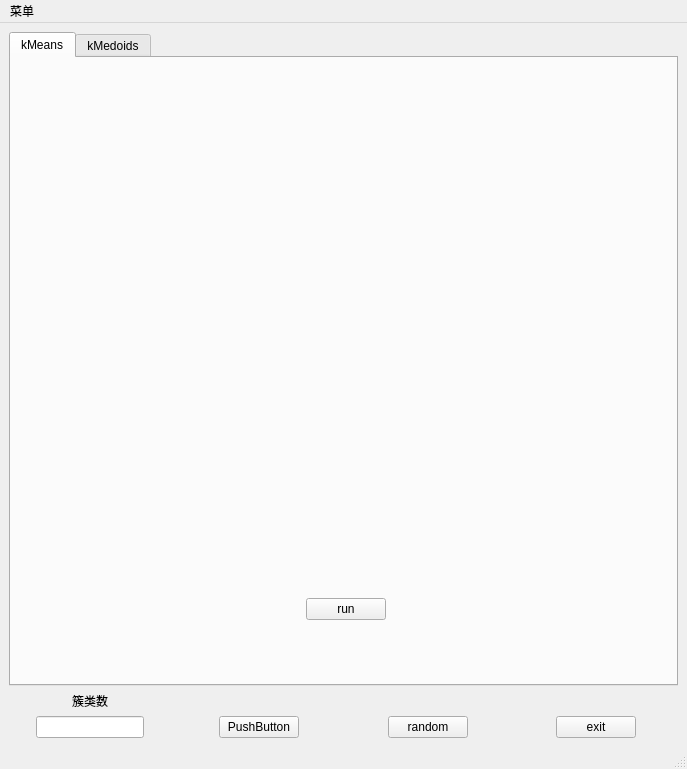
Before: the Qt Designer form de2.ui in nuisttudou/Qt-Bigdata-Course-Design, drawn with Qt 5.
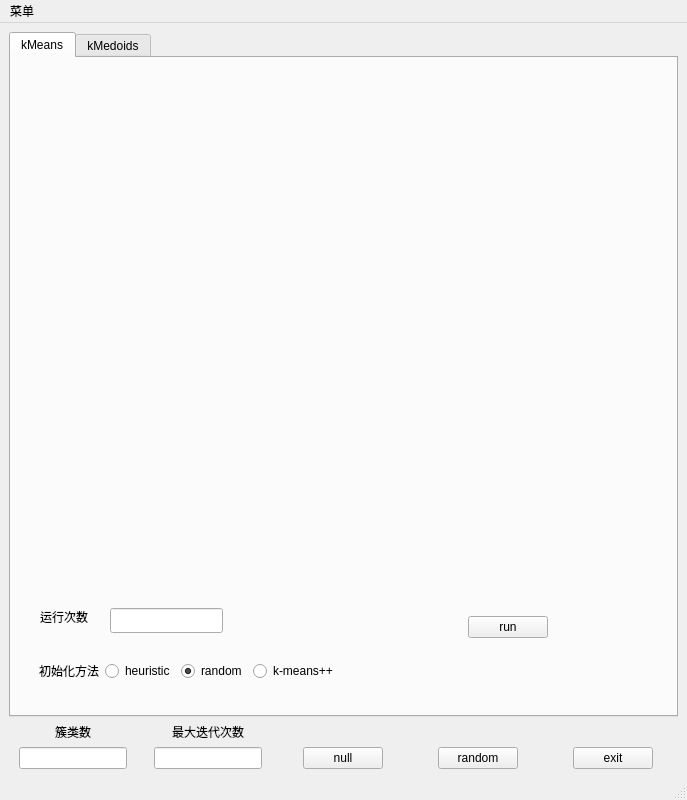
After: the same form once the commit is applied.

Diff of the .ui file:
```diff
--- a/de2.ui
+++ b/de2.ui
@@ -7,9 +7,15 @@
     <x>0</x>
     <y>0</y>
     <width>687</width>
-    <height>769</height>
+    <height>800</height>
    </rect>
   </property>
+  <property name="minimumSize">
+   <size>
+    <width>650</width>
+    <height>800</height>
+   </size>
+  </property>
   <property name="windowTitle">
    <string>MainWindow</string>
   </property>
@@ -17,6 +23,12 @@
    <layout class="QVBoxLayout" name="verticalLayout_3">
     <item>
      <widget class="QTabWidget" name="tabWidget">
+      <property name="minimumSize">
+       <size>
+        <width>650</width>
+        <height>0</height>
+       </size>
+      </property>
       <property name="currentIndex">
        <number>0</number>
       </property>
@@ -33,7 +45,7 @@
           <x>10</x>
           <y>10</y>
           <width>651</width>
-          <height>591</height>
+          <height>631</height>
          </rect>
         </property>
         <layout class="QVBoxLayout" name="verticalLayout_2">
@@ -55,13 +67,83 @@
             </size>
            </property>
            <layout class="QGridLayout" name="gridLayout_2">
-            <item row="1" column="1" alignment="Qt::AlignHCenter|Qt::AlignVCenter">
+            <item row="2" column="3">
+             <widget class="QWidget" name="widget_2" native="true">
+              <property name="minimumSize">
+               <size>
+                <width>230</width>
+                <height>0</height>
+               </size>
+              </property>
+              <layout class="QHBoxLayout" name="horizontalLayout_2">
+               <item>
+                <widget class="QLabel" name="label_2">
+                 <property name="text">
+                  <string>初始化方法</string>
+                 </property>
+                </widget>
+               </item>
+               <item>
+                <widget class="QRadioButton" name="radioButton_kmeans_plusplus">
+                 <property name="text">
+                  <string>heuristic</string>
+                 </property>
+                </widget>
+               </item>
+               <item>
+                <widget class="QRadioButton" name="radioButton_kmeans_random">
+                 <property name="text">
+                  <string>random</string>
+                 </property>
+                 <property name="checked">
+                  <bool>true</bool>
+                 </property>
+                </widget>
+               </item>
+               <item>
+                <widget class="QRadioButton" name="radioButton_kmeans_heuristic">
+                 <property name="text">
+                  <string>k-means++</string>
+                 </property>
+                </widget>
+               </item>
+              </layout>
+             </widget>
+            </item>
+            <item row="1" column="4" alignment="Qt::AlignHCenter|Qt::AlignVCenter">
              <widget class="QPushButton" name="runButton_kMeans">
               <property name="text">
                <string>run</string>
               </property>
              </widget>
             </item>
+            <item row="1" column="3">
+             <widget class="QWidget" name="widget_5" native="true">
+              <widget class="QLabel" name="label_5">
+               <property name="geometry">
+                <rect>
+                 <x>10</x>
+                 <y>0</y>
+                 <width>55</width>
+                 <height>17</height>
+                </rect>
+               </property>
+               <property name="text">
+                <string>运行次数</string>
+               </property>
+              </widget>
+              <widget class="QLineEdit" name="lineEdit_kmeans_runtimes">
+               <property name="geometry">
+                <rect>
+                 <x>80</x>
+                 <y>0</y>
+                 <width>113</width>
+                 <height>25</height>
+                </rect>
+               </property>
+              </widget>
+             </widget>
+            </item>
            </layout>
           </widget>
          </item>
@@ -124,7 +206,7 @@
         </property>
        </widget>
       </item>
-      <item row="2" column="3" alignment="Qt::AlignHCenter|Qt::AlignVCenter">
+      <item row="2" column="4" alignment="Qt::AlignHCenter|Qt::AlignVCenter">
        <widget class="QPushButton" name="exitButton">
         <property name="text">
          <string>exit</string>
@@ -140,20 +222,30 @@
       <item row="0" column="0">
        <layout class="QGridLayout" name="gridLayout"/>
       </item>
-      <item row="2" column="1" alignment="Qt::AlignHCenter|Qt::AlignVCenter">
-       <widget class="QPushButton" name="clear_all_Button">
-        <property name="text">
-         <string>PushButton</string>
-        </property>
-       </widget>
-      </item>
       <item row="2" column="2" alignment="Qt::AlignHCenter|Qt::AlignVCenter">
+       <widget class="QPushButton" name="clear_all_Button">
+        <property name="text">
+         <string>null</string>
+        </property>
+       </widget>
+      </item>
+      <item row="2" column="3" alignment="Qt::AlignHCenter|Qt::AlignVCenter">
        <widget class="QPushButton" name="randomButton">
         <property name="text">
          <string>random</string>
         </property>
        </widget>
       </item>
+      <item row="1" column="1" alignment="Qt::AlignHCenter">
+       <widget class="QLabel" name="label_3">
+        <property name="text">
+         <string>最大迭代次数</string>
+        </property>
+       </widget>
+      </item>
+      <item row="2" column="1" alignment="Qt::AlignHCenter">
+       <widget class="QLineEdit" name="lineEdit_max_iter"/>
+      </item>
      </layout>
     </item>
    </layout>
```
Left out of the diff: 49 changed lines with no effect on the pictures.
